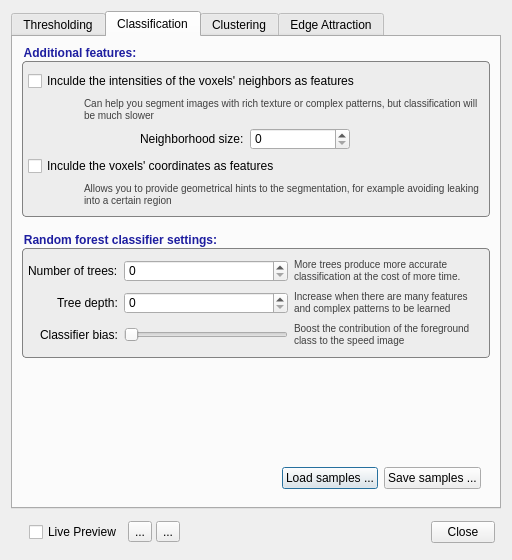
Before: the Qt Designer form GUI/Qt/Windows/SpeedImageDialog.ui in pyushkevich/itksnap, drawn with Qt 5.
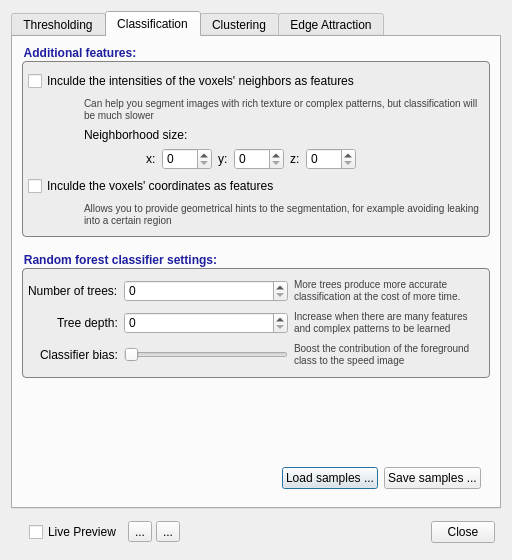
After: the same form once the commit is applied. The open tabs and pages were chosen to show the change. Icons and pictures are not drawn. Custom widgets are drawn as their Qt base class.

Commit message: added resolution flag to exe and support for generic ITK image reading

Diff of the .ui file:
```diff
--- a/GUI/Qt/Windows/SpeedImageDialog.ui
+++ b/GUI/Qt/Windows/SpeedImageDialog.ui
@@ -42,7 +42,7 @@
    <item>
     <widget class="QTabWidget" name="tabMode">
      <property name="currentIndex">
-      <number>0</number>
+      <number>1</number>
      </property>
      <widget class="QWidget" name="tabThreshold">
       <attribute name="title">
@@ -518,11 +518,25 @@
              <property name="bottomMargin">
               <number>4</number>
              </property>
-             <item row="2" column="3">
-              <widget class="QSpinBox" name="inClassifierPatchSize">
+             <item row="3" column="3">
+              <widget class="QLabel" name="label_27">
+               <property name="text">
+                <string>x:</string>
+               </property>
+              </widget>
+             </item>
+             <item row="3" column="5">
+              <widget class="QLabel" name="label_28">
+               <property name="text">
+                <string>y:</string>
+               </property>
+              </widget>
+             </item>
+             <item row="3" column="4">
+              <widget class="QSpinBox" name="inClassifierPatchSizeX">
                <property name="minimumSize">
                 <size>
-                 <width>100</width>
+                 <width>50</width>
                  <height>0</height>
                 </size>
                </property>
@@ -531,13 +545,6 @@
                </property>
               </widget>
              </item>
-             <item row="2" column="2">
-              <widget class="QLabel" name="label_26">
-               <property name="text">
-                <string>Neighborhood size:</string>
-               </property>
-              </widget>
-             </item>
              <item row="1" column="0">
               <spacer name="horizontalSpacer_4">
                <property name="orientation">
@@ -554,7 +561,7 @@
                </property>
               </spacer>
              </item>
-             <item row="2" column="4">
+             <item row="3" column="9">
               <spacer name="horizontalSpacer_7">
                <property name="orientation">
                 <enum>Qt::Horizontal</enum>
@@ -570,7 +577,7 @@
                </property>
               </spacer>
              </item>
-             <item row="2" column="1">
+             <item row="3" column="1">
               <spacer name="horizontalSpacer_8">
                <property name="orientation">
                 <enum>Qt::Horizontal</enum>
@@ -586,14 +593,14 @@
                </property>
               </spacer>
              </item>
-             <item row="0" column="0" colspan="5">
+             <item row="0" column="0" colspan="10">
               <widget class="QCheckBox" name="inClassifyUsePatch">
                <property name="text">
                 <string>Inculde the intensities of the voxels' neighbors as features</string>
                </property>
               </widget>
              </item>
-             <item row="1" column="1" colspan="4">
+             <item row="1" column="1" colspan="9">
               <widget class="QLabel" name="label_21">
                <property name="styleSheet">
                 <string notr="true">font-size:10px;
@@ -610,14 +617,14 @@
                </property>
               </widget>
              </item>
-             <item row="3" column="0" colspan="5">
+             <item row="4" column="0" colspan="10">
               <widget class="QCheckBox" name="inClassifyUseCoordinates">
                <property name="text">
                 <string>Inculde the voxels' coordinates as features</string>
                </property>
               </widget>
              </item>
-             <item row="4" column="1" colspan="4">
+             <item row="5" column="1" colspan="9">
               <widget class="QLabel" name="label_22">
                <property name="styleSheet">
                 <string notr="true">font-size:10px;
@@ -634,6 +641,46 @@
                </property>
               </widget>
              </item>
+             <item row="3" column="7">
+              <widget class="QLabel" name="label_29">
+               <property name="text">
+                <string>z:</string>
+               </property>
+              </widget>
+             </item>
+             <item row="3" column="6">
+              <widget class="QSpinBox" name="inClassifierPatchSizeY">
+               <property name="minimumSize">
+                <size>
+                 <width>50</width>
+                 <height>0</height>
+                </size>
+               </property>
+               <property name="toolTip">
+                <string>&lt;html&gt;&lt;head/&gt;&lt;body&gt;&lt;p&gt;The radius of the neighborhood used to produce additional features. When set to 1, the neighborhood size is 3x3x3 voxels. When set to 2, the neighborhood is 5x5x5 voxels, and so on.&lt;/p&gt;&lt;/body&gt;&lt;/html&gt;</string>
+               </property>
+              </widget>
+             </item>
+             <item row="3" column="8">
+              <widget class="QSpinBox" name="inClassifierPatchSizeZ">
+               <property name="minimumSize">
+                <size>
+                 <width>50</width>
+                 <height>0</height>
+                </size>
+               </property>
+               <property name="toolTip">
+                <string>&lt;html&gt;&lt;head/&gt;&lt;body&gt;&lt;p&gt;The radius of the neighborhood used to produce additional features. When set to 1, the neighborhood size is 3x3x3 voxels. When set to 2, the neighborhood is 5x5x5 voxels, and so on.&lt;/p&gt;&lt;/body&gt;&lt;/html&gt;</string>
+               </property>
+              </widget>
+             </item>
+             <item row="2" column="1" colspan="9">
+              <widget class="QLabel" name="label_26">
+               <property name="text">
+                <string>Neighborhood size:</string>
+               </property>
+              </widget>
+             </item>
             </layout>
            </widget>
           </item>
@@ -1668,17 +1715,17 @@
    <extends>QSlider</extends>
    <header location="global">QDoubleSlider.h</header>
   </customwidget>
+  <customwidget>
+   <class>QDoubleSliderWithEditor</class>
+   <extends>QSlider</extends>
+   <header location="global">QDoubleSliderWithEditor.h</header>
+  </customwidget>
   <customwidget>
    <class>QtSimpleOpenGLBox</class>
    <extends>QWidget</extends>
    <header location="global">QtSimpleOpenGLBox.h</header>
    <container>1</container>
   </customwidget>
-  <customwidget>
-   <class>QDoubleSliderWithEditor</class>
-   <extends>QSlider</extends>
-   <header location="global">QDoubleSliderWithEditor.h</header>
-  </customwidget>
   <customwidget>
    <class>QtVTKRenderWindowBox</class>
    <extends>QWidget</extends>
```
The commit also changes 7 other files.
